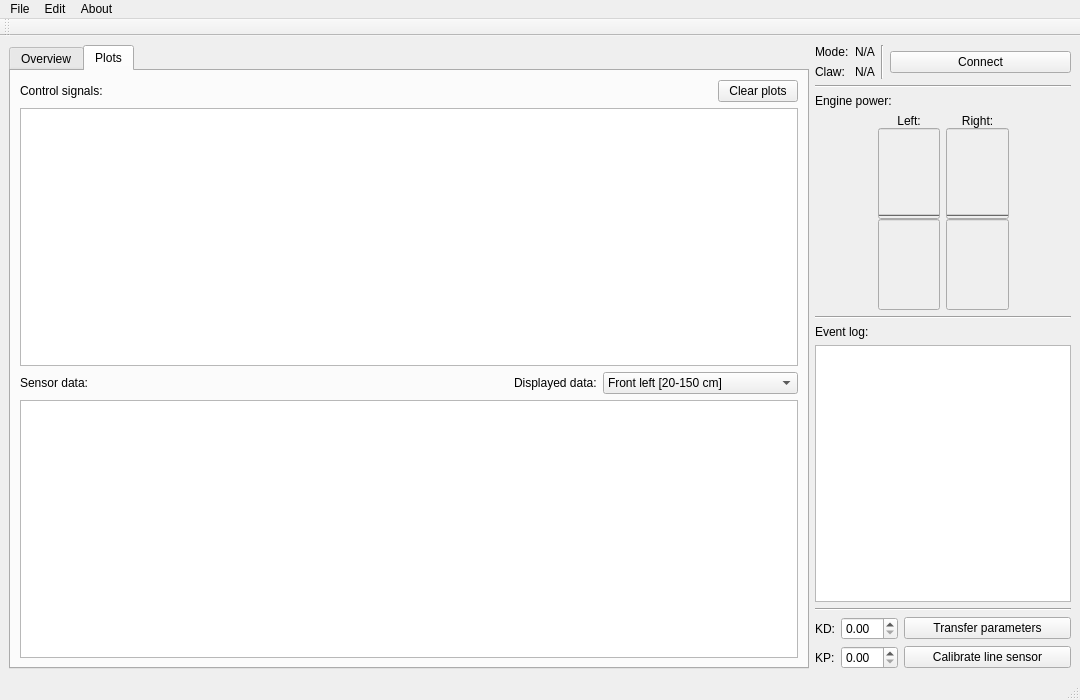
The window that forms/mainwindow.ui (Flooten/mazetercontrol) describes before a commit, drawn with Qt 5.
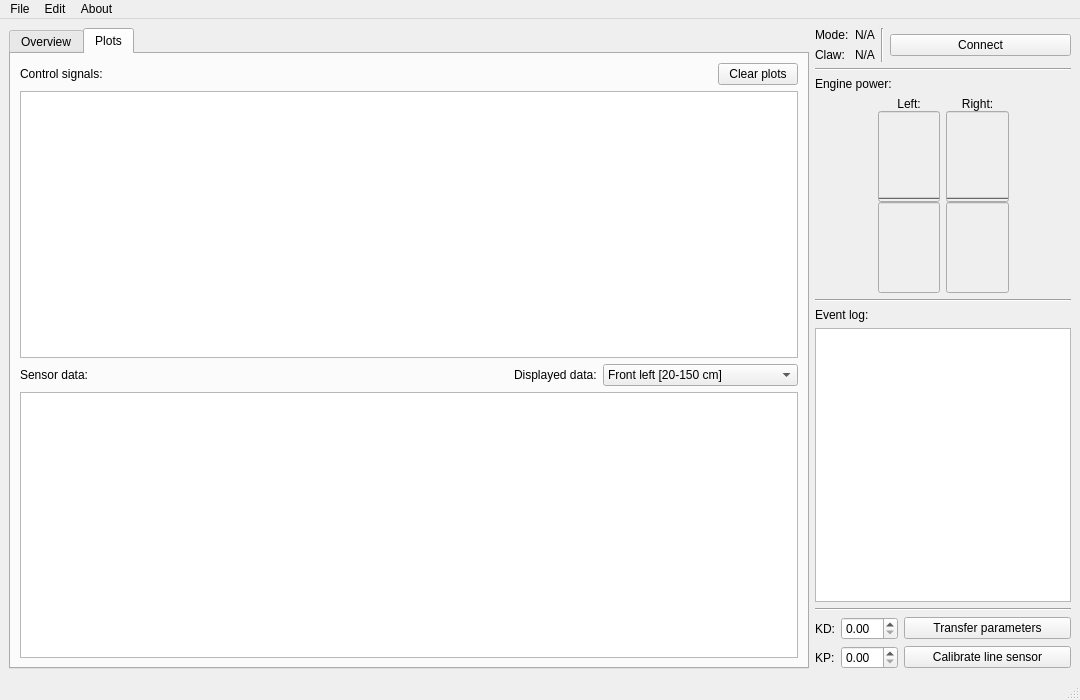
The same window after the commit. Icons and pictures are not drawn.

Commit message: Removed tool bar from mainwindow

Patch:
```diff
--- a/forms/mainwindow.ui
+++ b/forms/mainwindow.ui
@@ -715,17 +715,6 @@
    <addaction name="menuAbout"/>
   </widget>
   <widget class="QStatusBar" name="statusbar"/>
-  <widget class="QToolBar" name="toolBar">
-   <property name="windowTitle">
-    <string>toolBar</string>
-   </property>
-   <attribute name="toolBarArea">
-    <enum>TopToolBarArea</enum>
-   </attribute>
-   <attribute name="toolBarBreak">
-    <bool>false</bool>
-   </attribute>
-  </widget>
   <action name="actionAboutMazeterControl">
    <property name="text">
     <string>About Mazeter Control...</string>
```
Left out of the diff: 2 changed lines with no effect on the pictures. The commit also changes 1 other file.
